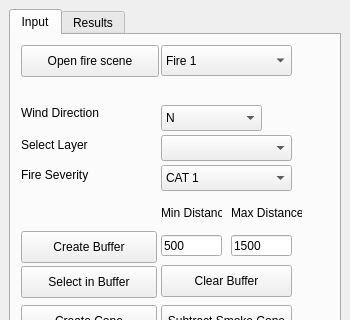
Above: LocatorTool/LocatingTool/locating_tool_dockwidget_base.ui from qq2012/GEO1005 before the change; both pictures show x 0 to 350 and y 0 to 320 of the 350 by 655 pixel window. Below: the same form after it.
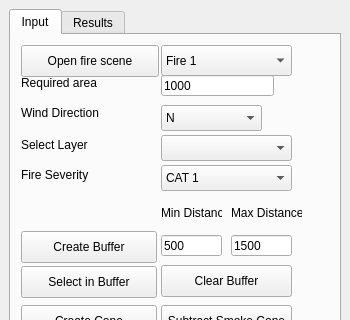
That is the form after the change.

Commit message: added Area-input-field, wroked on filter selection, cleaned some code

The edit to the form file:
```diff
--- a/LocatorTool/LocatingTool/locating_tool_dockwidget_base.ui
+++ b/LocatorTool/LocatingTool/locating_tool_dockwidget_base.ui
@@ -458,6 +458,32 @@
          </property>
         </item>
        </widget>
+       <widget class="QLabel" name="label_4">
+        <property name="geometry">
+         <rect>
+          <x>10</x>
+          <y>40</y>
+          <width>101</width>
+          <height>16</height>
+         </rect>
+        </property>
+        <property name="text">
+         <string>Required area</string>
+        </property>
+       </widget>
+       <widget class="QLineEdit" name="areaEdit">
+        <property name="geometry">
+         <rect>
+          <x>150</x>
+          <y>40</y>
+          <width>113</width>
+          <height>21</height>
+         </rect>
+        </property>
+        <property name="text">
+         <string>1000</string>
+        </property>
+       </widget>
       </widget>
       <widget class="QWidget" name="tab_2">
        <attribute name="title">
```
The commit also changes 1 other file.
